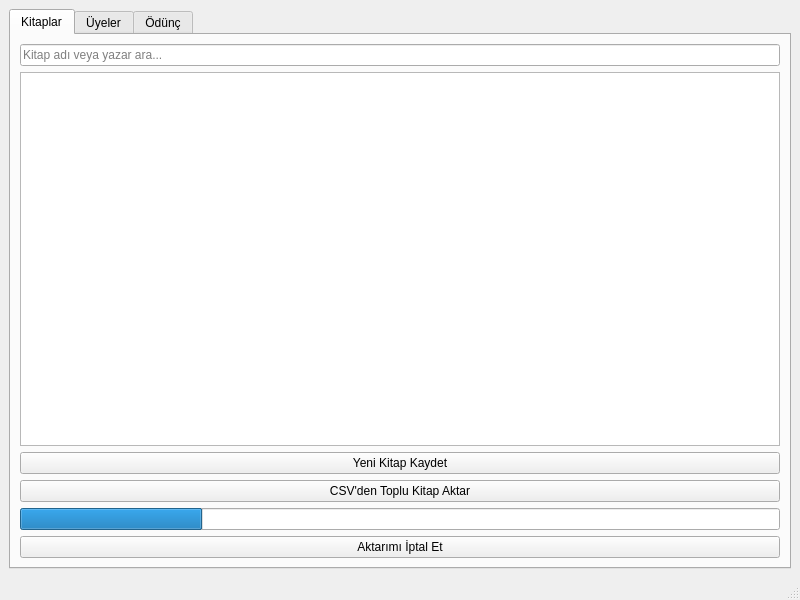
Above: mainwindow.ui from edanurakin/KUBYS before the change. Below: the same form after it.
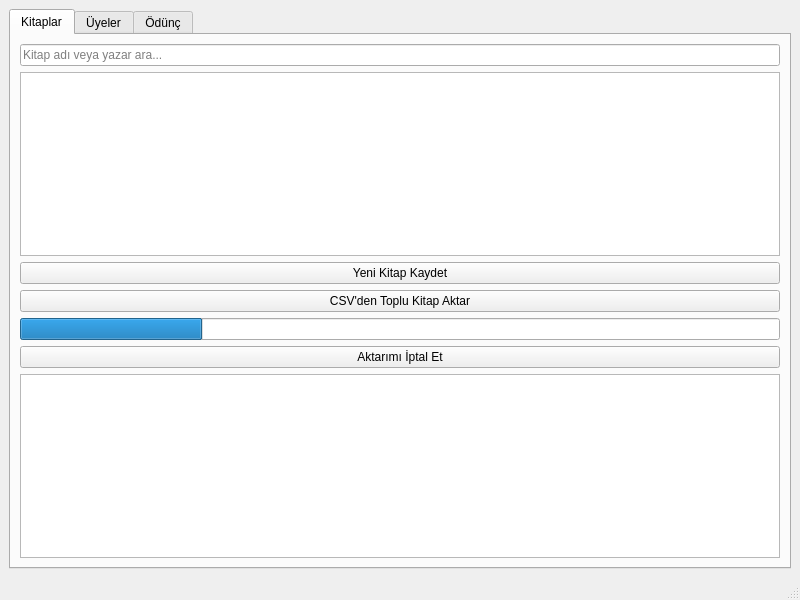
That is the form after the change.

What changed in the file:
```diff
--- a/mainwindow.ui
+++ b/mainwindow.ui
@@ -20,7 +20,7 @@
       <property name="currentIndex">
        <number>0</number>
       </property>
-      <widget class="QWidget" name="btnKitapEkle">
+      <widget class="QWidget" name="widget_2">
        <attribute name="title">
         <string>Kitaplar</string>
        </attribute>
@@ -36,7 +36,7 @@
          <widget class="QTableView" name="viewKitaplar"/>
         </item>
         <item>
-         <widget class="QPushButton" name="btnKitapEkle_2">
+         <widget class="QPushButton" name="btnKitapEkle">
           <property name="text">
            <string>Yeni Kitap Kaydet</string>
           </property>
@@ -66,6 +66,9 @@
           </property>
          </widget>
         </item>
+        <item>
+         <widget class="QPlainTextEdit" name="txtLog"/>
+        </item>
        </layout>
       </widget>
       <widget class="QWidget" name="widget">
```
